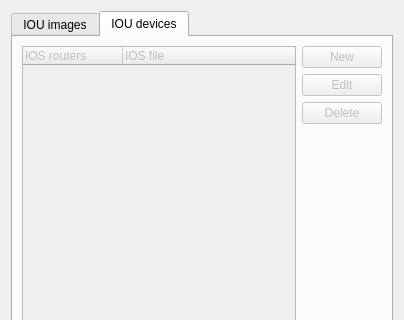
Above: gns3/modules/iou/ui/iou_device_preferences_page.ui from GNS3/gns3-gui before the change; both pictures show x 0 to 404 and y 0 to 320 of the 404 by 487 pixel window. Below: the same form after it.
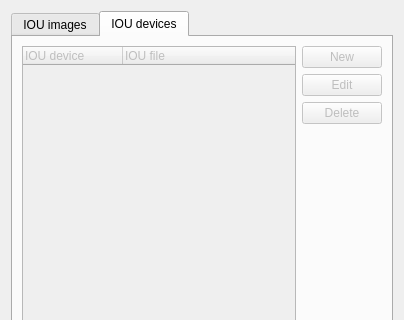
That is the form after the change. The open tabs and pages were chosen to show the change.

```diff
--- a/gns3/modules/iou/ui/iou_device_preferences_page.ui
+++ b/gns3/modules/iou/ui/iou_device_preferences_page.ui
@@ -199,12 +199,12 @@
         <widget class="QTreeWidget" name="treeWidget_2">
          <column>
           <property name="text">
-           <string>IOS routers</string>
+           <string>IOU device</string>
           </property>
          </column>
          <column>
           <property name="text">
-           <string>IOS file</string>
+           <string>IOU file</string>
           </property>
          </column>
         </widget>
```
